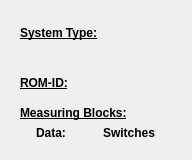
Comer352L/FreeSSM, file ui/CUinfo_simple.ui: the form before one commit.
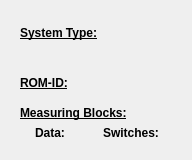
The form after the commit.

Commit message: CUinfo_*.ui: improve layout of the MB/SW information

Patch:
```diff
--- a/ui/CUinfo_simple.ui
+++ b/ui/CUinfo_simple.ui
@@ -216,9 +216,9 @@
   <widget class="QLabel" name="nrofdatambstitle_label">
    <property name="geometry">
     <rect>
-     <x>36</x>
+     <x>35</x>
      <y>125</y>
-     <width>35</width>
+     <width>38</width>
      <height>16</height>
     </rect>
    </property>
@@ -238,7 +238,7 @@
     <rect>
      <x>103</x>
      <y>125</y>
-     <width>53</width>
+     <width>57</width>
      <height>16</height>
     </rect>
    </property>
@@ -258,7 +258,7 @@
     <rect>
      <x>77</x>
      <y>125</y>
-     <width>20</width>
+     <width>21</width>
      <height>16</height>
     </rect>
    </property>
@@ -315,7 +315,7 @@
     <rect>
      <x>164</x>
      <y>125</y>
-     <width>20</width>
+     <width>21</width>
      <height>16</height>
     </rect>
    </property>
```
The commit also changes 2 other files.
